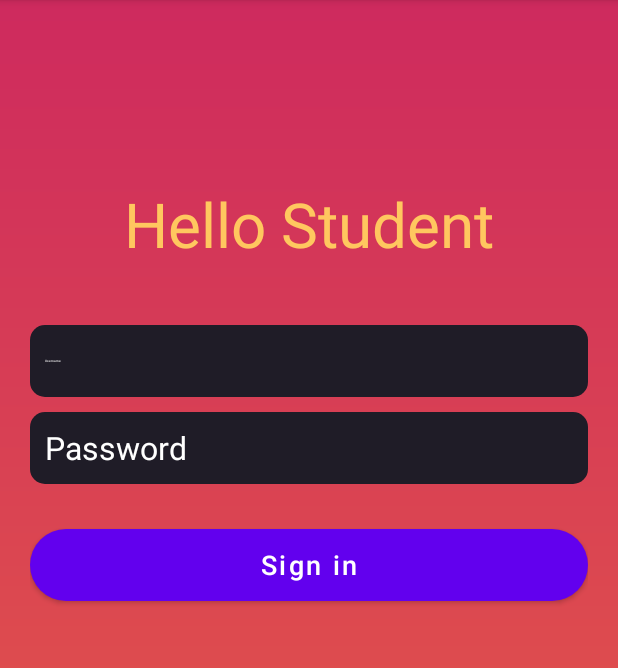
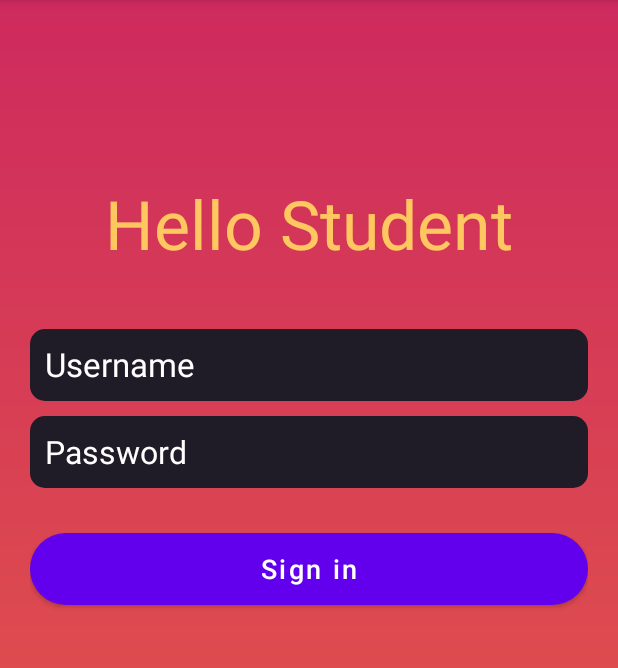
Before and after one commit to LamiaeBoujaafar/ExamenAndroid, an Android app: the screen it shows after launch (MainActivity), on a phone screen of 412 x 824 dp, the part 84-752 px from its top. Run offline under Robolectric (Android 15) with nearby library versions, the phone set to English and light mode, and no system bars.

Commit message:
version 1.2

```diff
--- a/app/src/main/res/layout/activity_main.xml
+++ b/app/src/main/res/layout/activity_main.xml
@@ -26,7 +26,7 @@
             android:gravity="center"
             android:text="Hello Student"
             android:textColor="#ffc75f"
-            android:textSize="41dp"
+            android:textSize="45dp"
 
             android:textStyle="bold" />
 
@@ -41,7 +41,7 @@
             android:hint="Username"
             android:padding="10dp"
             android:textColorHint="@color/white"
-            android:textSize="2sp" />
+            android:textSize="22sp" />
 
         <EditText
             android:id="@+id/password"
```
